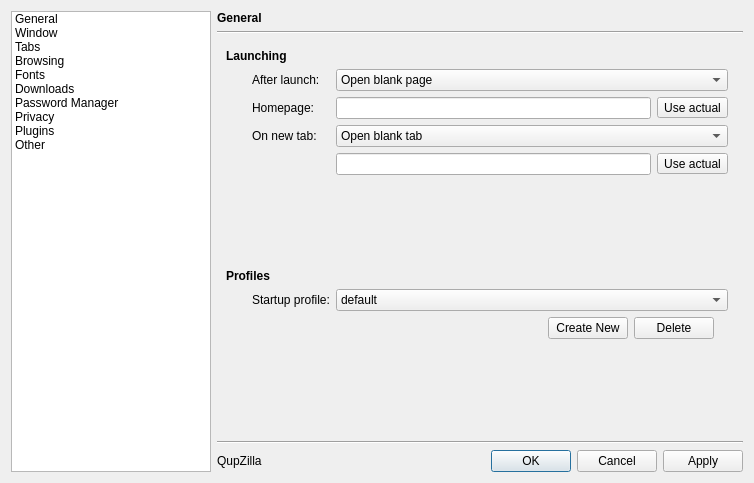
This is src/preferences/preferences.ui in QupZilla/qupzilla as Qt 5 draws it before an edit. The edited form follows.
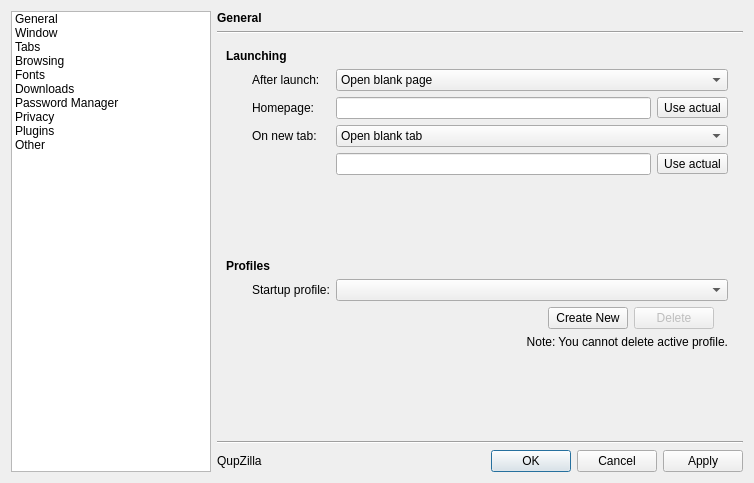
This is the edited form. Icons and pictures are not drawn. Custom widgets are drawn as their Qt base class.

Commit message: Added support for creating and deleting new profiles

Diff of the .ui file:
```diff
--- a/src/preferences/preferences.ui
+++ b/src/preferences/preferences.ui
@@ -331,13 +331,7 @@
         </widget>
        </item>
        <item row="7" column="2">
-        <widget class="QComboBox" name="startPRofile">
-         <item>
-          <property name="text">
-           <string>default</string>
-          </property>
-         </item>
-        </widget>
+        <widget class="QComboBox" name="startProfile"/>
        </item>
        <item row="8" column="2" colspan="2">
         <widget class="QFrame" name="frame">
@@ -388,6 +382,9 @@
           </item>
           <item>
            <widget class="QPushButton" name="deleteProfile">
+            <property name="enabled">
+             <bool>false</bool>
+            </property>
             <property name="sizePolicy">
              <sizepolicy hsizetype="Fixed" vsizetype="Fixed">
               <horstretch>0</horstretch>
@@ -402,7 +399,7 @@
          </layout>
         </widget>
        </item>
-       <item row="9" column="1">
+       <item row="10" column="1">
         <spacer name="verticalSpacer">
          <property name="orientation">
           <enum>Qt::Vertical</enum>
@@ -450,6 +447,16 @@
          </property>
         </spacer>
        </item>
+       <item row="9" column="1" colspan="2">
+        <widget class="QLabel" name="label_36">
+         <property name="text">
+          <string>Note: You cannot delete active profile.</string>
+         </property>
+         <property name="alignment">
+          <set>Qt::AlignRight|Qt::AlignTrailing|Qt::AlignVCenter</set>
+         </property>
+        </widget>
+       </item>
       </layout>
      </widget>
      <widget class="QWidget" name="stackedWidgetPage2">
```
The commit also changes 5 other files.
